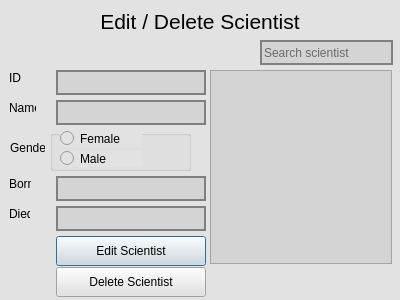
Before: the Qt Designer form GUI-verklegtVika3/editdeletscientist.ui in streamerinn/Verklegt-1, drawn with Qt 5.
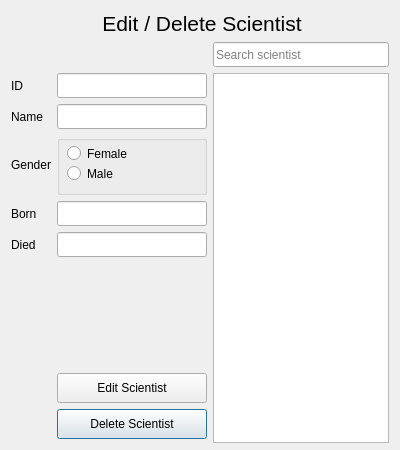
After: the same form once the commit is applied.

Patch:
```diff
--- a/GUI-verklegtVika3/editdeletscientist.ui
+++ b/GUI-verklegtVika3/editdeletscientist.ui
@@ -7,7 +7,7 @@
     <x>0</x>
     <y>0</y>
     <width>400</width>
-    <height>300</height>
+    <height>450</height>
    </rect>
   </property>
   <property name="sizePolicy">
@@ -19,30 +19,24 @@
   <property name="minimumSize">
    <size>
     <width>400</width>
-    <height>300</height>
+    <height>450</height>
    </size>
   </property>
   <property name="maximumSize">
    <size>
     <width>400</width>
-    <height>300</height>
+    <height>450</height>
    </size>
   </property>
   <property name="windowTitle">
    <string>Dialog</string>
   </property>
   <property name="styleSheet">
-   <string notr="true">background-color: rgb(226, 226, 226);</string>
+   <string notr="true"/>
   </property>
+  <layout class="QGridLayout" name="gridLayout">
+   <item row="0" column="0" colspan="3">
   <widget class="QLabel" name="label_header">
-   <property name="geometry">
-    <rect>
-     <x>9</x>
-     <y>9</y>
-     <width>382</width>
-     <height>25</height>
-    </rect>
-   </property>
    <property name="sizePolicy">
     <sizepolicy hsizetype="Fixed" vsizetype="Fixed">
      <horstretch>0</horstretch>
@@ -65,51 +59,16 @@
     <string>&lt;html&gt;&lt;head/&gt;&lt;body&gt;&lt;p align=&quot;center&quot;&gt;&lt;span style=&quot; font-size:16pt;&quot;&gt;Edit / Delete Scientist&lt;/span&gt;&lt;/p&gt;&lt;/body&gt;&lt;/html&gt;</string>
    </property>
   </widget>
-  <widget class="QLineEdit" name="ScientistSearch">
-   <property name="geometry">
-    <rect>
-     <x>260</x>
-     <y>40</y>
-     <width>133</width>
-     <height>25</height>
-    </rect>
-   </property>
-   <property name="minimumSize">
-    <size>
-     <width>0</width>
-     <height>25</height>
-    </size>
-   </property>
-   <property name="styleSheet">
-    <string notr="true">background-color: rgb(212, 212, 212);
-	border: 2px solid gray;</string>
-   </property>
-   <property name="placeholderText">
-    <string>Search scientist</string>
-   </property>
-  </widget>
+   </item>
+   <item row="2" column="0">
   <widget class="QLabel" name="label_2">
-   <property name="geometry">
-    <rect>
-     <x>9</x>
-     <y>70</y>
-     <width>16</width>
-     <height>16</height>
-    </rect>
-   </property>
    <property name="text">
     <string>ID</string>
    </property>
   </widget>
+   </item>
+   <item row="2" column="1">
   <widget class="QLineEdit" name="txtID">
-   <property name="geometry">
-    <rect>
-     <x>56</x>
-     <y>70</y>
-     <width>150</width>
-     <height>25</height>
-    </rect>
-   </property>
    <property name="minimumSize">
     <size>
      <width>150</width>
@@ -123,34 +82,42 @@
     </size>
    </property>
    <property name="styleSheet">
-    <string notr="true">background-color: rgb(212, 212, 212);
-	border: 2px solid gray;</string>
+      <string notr="true"/>
    </property>
    <property name="readOnly">
     <bool>true</bool>
    </property>
   </widget>
+   </item>
+   <item row="1" column="2">
+    <widget class="QLineEdit" name="ScientistSearch">
+     <property name="minimumSize">
+      <size>
+       <width>0</width>
+       <height>25</height>
+      </size>
+     </property>
+     <property name="styleSheet">
+      <string notr="true"/>
+     </property>
+     <property name="placeholderText">
+      <string>Search scientist</string>
+     </property>
+    </widget>
+   </item>
+   <item row="2" column="2" rowspan="8">
   <widget class="QTableWidget" name="Names">
-   <property name="geometry">
-    <rect>
-     <x>210</x>
-     <y>70</y>
-     <width>182</width>
-     <height>194</height>
-    </rect>
-   </property>
    <property name="minimumSize">
     <size>
-     <width>182</width>
-     <height>194</height>
+       <width>175</width>
+       <height>370</height>
     </size>
    </property>
    <property name="focusPolicy">
     <enum>Qt::ClickFocus</enum>
    </property>
    <property name="styleSheet">
-    <string notr="true">background-color: rgb(212, 212, 212);
-</string>
+      <string notr="true"/>
    </property>
    <property name="editTriggers">
     <set>QAbstractItemView::NoEditTriggers</set>
@@ -166,28 +133,29 @@
    </attribute>
    <column/>
   </widget>
+   </item>
+   <item row="3" column="0">
   <widget class="QLabel" name="label">
-   <property name="geometry">
-    <rect>
-     <x>9</x>
-     <y>100</y>
-     <width>27</width>
-     <height>16</height>
-    </rect>
-   </property>
    <property name="text">
     <string>Name</string>
    </property>
   </widget>
+   </item>
+   <item row="6" column="0">
+    <widget class="QLabel" name="label_5">
+     <property name="maximumSize">
+      <size>
+       <width>25</width>
+       <height>16777215</height>
+      </size>
+     </property>
+     <property name="text">
+      <string>Died</string>
+     </property>
+    </widget>
+   </item>
+   <item row="3" column="1">
   <widget class="QLineEdit" name="txtName">
-   <property name="geometry">
-    <rect>
-     <x>56</x>
-     <y>100</y>
-     <width>150</width>
-     <height>25</height>
-    </rect>
-   </property>
    <property name="minimumSize">
     <size>
      <width>150</width>
@@ -201,45 +169,19 @@
     </size>
    </property>
    <property name="styleSheet">
-    <string notr="true">background-color: rgb(212, 212, 212);
-	border: 2px solid gray;</string>
-   </property>
-  </widget>
-  <widget class="QLabel" name="label_3">
-   <property name="geometry">
-    <rect>
-     <x>10</x>
-     <y>140</y>
-     <width>35</width>
-     <height>16</height>
-    </rect>
-   </property>
-   <property name="text">
-    <string>Gender</string>
-   </property>
-  </widget>
+      <string notr="true"/>
+     </property>
+    </widget>
+   </item>
+   <item row="5" column="0">
   <widget class="QLabel" name="label_4">
-   <property name="geometry">
-    <rect>
-     <x>9</x>
-     <y>176</y>
-     <width>22</width>
-     <height>16</height>
-    </rect>
-   </property>
    <property name="text">
     <string>Born</string>
    </property>
   </widget>
+   </item>
+   <item row="5" column="1">
   <widget class="QLineEdit" name="txtBorn">
-   <property name="geometry">
-    <rect>
-     <x>56</x>
-     <y>176</y>
-     <width>150</width>
-     <height>25</height>
-    </rect>
-   </property>
    <property name="minimumSize">
     <size>
      <width>150</width>
@@ -253,38 +195,12 @@
     </size>
    </property>
    <property name="styleSheet">
-    <string notr="true">background-color: rgb(212, 212, 212);
-	border: 2px solid gray;</string>
-   </property>
-  </widget>
-  <widget class="QLabel" name="label_5">
-   <property name="geometry">
-    <rect>
-     <x>9</x>
-     <y>206</y>
-     <width>21</width>
-     <height>16</height>
-    </rect>
-   </property>
-   <property name="maximumSize">
-    <size>
-     <width>25</width>
-     <height>16777215</height>
-    </size>
-   </property>
-   <property name="text">
-    <string>Died</string>
-   </property>
-  </widget>
+      <string notr="true"/>
+     </property>
+    </widget>
+   </item>
+   <item row="6" column="1">
   <widget class="QLineEdit" name="txtDied">
-   <property name="geometry">
-    <rect>
-     <x>56</x>
-     <y>206</y>
-     <width>150</width>
-     <height>25</height>
-    </rect>
-   </property>
    <property name="minimumSize">
     <size>
      <width>150</width>
@@ -298,68 +214,24 @@
     </size>
    </property>
    <property name="styleSheet">
-    <string notr="true">background-color: rgb(212, 212, 212);
-	border: 2px solid gray;</string>
-   </property>
-  </widget>
-  <widget class="QPushButton" name="editScientist">
-   <property name="geometry">
-    <rect>
-     <x>56</x>
-     <y>236</y>
-     <width>150</width>
-     <height>30</height>
-    </rect>
-   </property>
-   <property name="minimumSize">
-    <size>
-     <width>150</width>
-     <height>30</height>
-    </size>
-   </property>
-   <property name="maximumSize">
-    <size>
-     <width>120</width>
-     <height>16777215</height>
-    </size>
-   </property>
+      <string notr="true"/>
+     </property>
+    </widget>
+   </item>
+   <item row="4" column="0">
+    <widget class="QLabel" name="label_3">
    <property name="text">
-    <string>Edit Scientist</string>
-   </property>
-  </widget>
-  <widget class="QPushButton" name="Delete">
-   <property name="geometry">
-    <rect>
-     <x>56</x>
-     <y>267</y>
-     <width>150</width>
-     <height>30</height>
-    </rect>
-   </property>
-   <property name="minimumSize">
-    <size>
-     <width>150</width>
-     <height>30</height>
-    </size>
-   </property>
-   <property name="maximumSize">
-    <size>
-     <width>120</width>
-     <height>30</height>
-    </size>
-   </property>
-   <property name="text">
-    <string>Delete Scientist</string>
-   </property>
-  </widget>
+      <string>Gender</string>
+     </property>
+    </widget>
+   </item>
+   <item row="4" column="1">
   <widget class="QGroupBox" name="genderbox">
-   <property name="geometry">
-    <rect>
-     <x>50</x>
-     <y>130</y>
-     <width>141</width>
-     <height>41</height>
-    </rect>
+     <property name="maximumSize">
+      <size>
+       <width>16777215</width>
+       <height>60</height>
+      </size>
    </property>
    <property name="title">
     <string/>
@@ -368,7 +240,7 @@
     <property name="geometry">
      <rect>
       <x>10</x>
-      <y>20</y>
+        <y>30</y>
       <width>82</width>
       <height>17</height>
      </rect>
@@ -381,7 +253,7 @@
     <property name="geometry">
      <rect>
       <x>10</x>
-      <y>0</y>
+        <y>10</y>
       <width>82</width>
       <height>17</height>
      </rect>
@@ -391,6 +263,46 @@
     </property>
    </widget>
   </widget>
+   </item>
+   <item row="9" column="1">
+    <widget class="QPushButton" name="Delete">
+     <property name="minimumSize">
+      <size>
+       <width>150</width>
+       <height>30</height>
+      </size>
+     </property>
+     <property name="maximumSize">
+      <size>
+       <width>120</width>
+       <height>30</height>
+      </size>
+     </property>
+     <property name="text">
+      <string>Delete Scientist</string>
+     </property>
+    </widget>
+   </item>
+   <item row="8" column="1">
+    <widget class="QPushButton" name="editScientist">
+     <property name="minimumSize">
+      <size>
+       <width>150</width>
+       <height>30</height>
+      </size>
+     </property>
+     <property name="maximumSize">
+      <size>
+       <width>120</width>
+       <height>16777215</height>
+      </size>
+     </property>
+     <property name="text">
+      <string>Edit Scientist</string>
+     </property>
+    </widget>
+   </item>
+  </layout>
  </widget>
  <tabstops>
   <tabstop>ScientistSearch</tabstop>
```
Left out of the diff: 2 changed lines with no effect on the pictures. Lines whose indentation alone changed are shown as unchanged.
